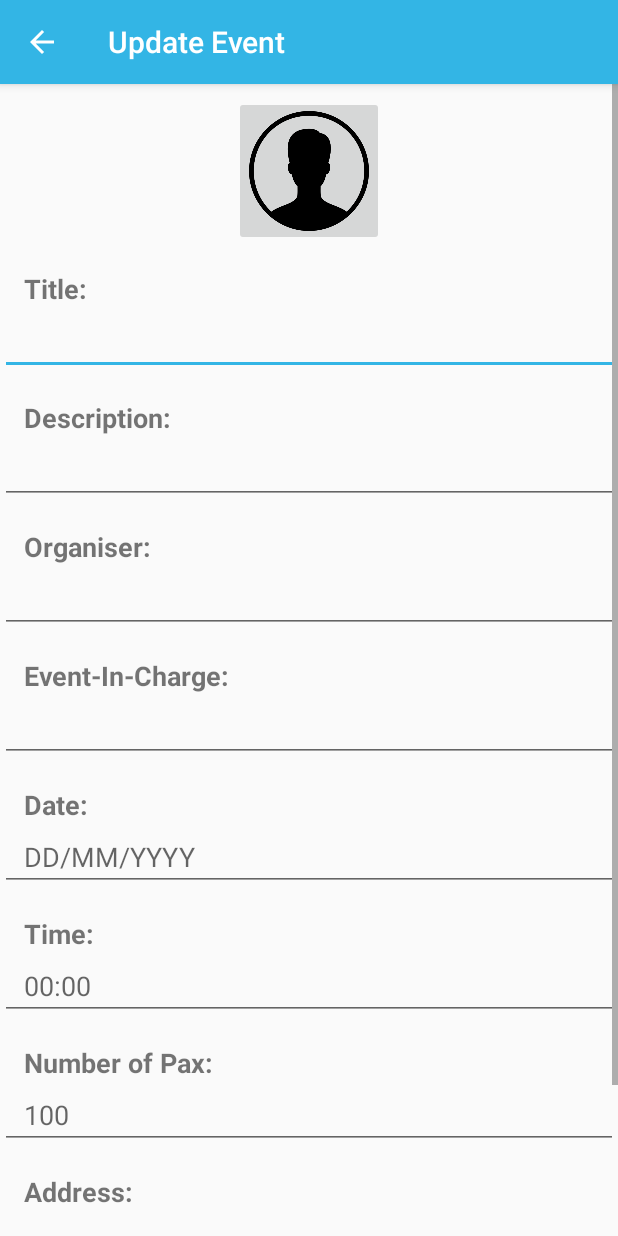
After one commit to Haziqn/Eventful-Organiser, an Android app: the UpdateEvent screen opened directly, with no data from a screen before it, on a phone screen of 412 x 824 dp. The commit adds this screen. Run offline under Robolectric (Android 15) with nearby library versions, the phone set to English and light mode, and no system bars; our stand-ins replace Firebase (no records; nobody signed in at launch, a user with empty details on screens opened directly); pictures from the network do not load; 10 statements that could not run were skipped.

Commit message:
Update Event completed

```diff
--- a/app/build.gradle
+++ b/app/build.gradle
@@ -60,4 +60,5 @@ dependencies {
 
 
 
+
 apply plugin: 'com.google.gms.google-services'
--- a/app/src/main/AndroidManifest.xml
+++ b/app/src/main/AndroidManifest.xml
@@ -25,7 +25,8 @@
         <activity android:name=".Upload_Event" />
         <activity android:name=".SignIn" />
         <activity android:name=".ViewEventDetails" />
-        <activity android:name=".UserAccount"></activity>
+        <activity android:name=".UserAccount" />
+        <activity android:name=".UpdateEvent"></activity>
     </application>
 
 </manifest>
--- a/app/src/main/java/sg/edu/rp/c346/eventful_organiser/EVENT.java
+++ b/app/src/main/java/sg/edu/rp/c346/eventful_organiser/EVENT.java
@@ -17,12 +17,21 @@ public class EVENT {
     private String pax;
     private String status;
     private String timeStamp;
+    private String organiser_name;
+
+    public String getOrganiser_name() {
+        return organiser_name;
+    }
+
+    public void setOrganiser_name(String organiser_name) {
+        this.organiser_name = organiser_name;
+    }
 
     public EVENT() {
 
     }
 
-    public EVENT(String title, String description, String image, String address, String date, String time, String head_chief, String organiser, String pax, String status, String timeStamp) {
+    public EVENT(String title, String description, String image, String address, String date, String time, String head_chief, String organiser, String pax, String status, String timeStamp, String organiser_name) {
         this.title = title;
         this.description = description;
         this.image = image;
@@ -34,6 +43,8 @@ public class EVENT {
         this.pax = pax;
         this.status = status;
         this.timeStamp = timeStamp;
+        this.organiser_name = organiser_name;
+
     }
 
     public String getTitle() {
--- a/app/src/main/java/sg/edu/rp/c346/eventful_organiser/ORGANISER.java
+++ b/app/src/main/java/sg/edu/rp/c346/eventful_organiser/ORGANISER.java
@@ -11,6 +11,10 @@ public class ORGANISER {
     String password;
     String status;
     String user_name;
+
+    public ORGANISER() {
+
+    }
 
     public ORGANISER(String email, String image, String password, String status, String user_name) {
         this.email = email;
--- /dev/null
+++ b/app/src/main/java/sg/edu/rp/c346/eventful_organiser/UpdateEvent.java
@@ -0,0 +1,193 @@
+package sg.edu.rp.c346.eventful_organiser;
+
+import android.content.Intent;
+import android.net.Uri;
+import android.support.annotation.NonNull;
+import android.support.v7.app.AppCompatActivity;
+import android.os.Bundle;
+import android.util.Log;
+import android.view.MenuItem;
+import android.view.View;
+import android.widget.Button;
+import android.widget.EditText;
+import android.widget.ImageButton;
+import android.widget.ImageView;
+import android.widget.TextView;
+import android.widget.Toast;
+
+import com.google.android.gms.tasks.OnCompleteListener;
+import com.google.android.gms.tasks.OnSuccessListener;
+import com.google.android.gms.tasks.Task;
+import com.google.firebase.auth.FirebaseAuth;
+import com.google.firebase.auth.FirebaseUser;
+import com.google.firebase.database.DataSnapshot;
+import com.google.firebase.database.DatabaseError;
+import com.google.firebase.database.DatabaseReference;
+import com.google.firebase.database.FirebaseDatabase;
+import com.google.firebase.database.ValueEventListener;
+import com.google.firebase.storage.FirebaseStorage;
+import com.google.firebase.storage.StorageReference;
+import com.google.firebase.storage.UploadTask;
+
+import org.w3c.dom.Text;
+
+public class UpdateEvent extends AppCompatActivity {
+
+    EditText etTitle;
+    EditText etDesc;
+    EditText etOrganiser;
+    EditText etHeadChief;
+    EditText etDate;
+    EditText etTime;
+    EditText etAddress;
+    EditText etPax;
+    Button btnUpdate;
+    ImageButton imageButton;
+
+    FirebaseAuth mAuth;
+    DatabaseReference mDatabase;
+    StorageReference Storage;
+    private Uri uri = null;
+    public String downloadUrl = "";
+    final int GALLERY_REQUEST = 1;
+
+    @Override
+    protected void onCreate(Bundle savedInstanceState) {
+        super.onCreate(savedInstanceState);
+        setContentView(R.layout.activity_update_event);
+
+        mAuth = FirebaseAuth.getInstance();
+        mDatabase = FirebaseDatabase.getInstance().getReference().child("EVENT");
+        Storage = FirebaseStorage.getInstance().getReference();
+
+        imageButton = (ImageButton) findViewById(R.id.imageButtonUser);
+        etTitle = (EditText)findViewById(R.id.titleH);
+        etDesc = (EditText)findViewById(R.id.descH);
+        etOrganiser = (EditText)findViewById(R.id.organiserH);
+        etHeadChief = (EditText)findViewById(R.id.headChiefH);
+        etDate = (EditText)findViewById(R.id.dateH);
+        etTime = (EditText)findViewById(R.id.timeH);
+        etAddress = (EditText)findViewById(R.id.addressH);
+        etPax = (EditText)findViewById(R.id.etPaxH);
+        btnUpdate = (Button)findViewById(R.id.updateButton);
+
+        DatabaseReference mDatabase = FirebaseDatabase.getInstance().getReference().child("EVENT");
+
+        Intent i = getIntent();
+        final String itemKey = i.getStringExtra("updateKey");
+
+        DatabaseReference mDatabaseRef = mDatabase.child(itemKey);
+        mDatabaseRef.addValueEventListener(new ValueEventListener() {
+            @Override
+            public void onDataChange(DataSnapshot dataSnapshot) {
+                EVENT event = dataSnapshot.getValue(EVENT.class);
+                String title = event.getTitle().toString().trim();
+                String description = event.getDescription().toString().trim();
+                String image = event.getImage().toString().trim();
+                String address = event.getAddress().toString().trim();
+                String head_chief = event.getHead_chief().toString().trim();
+                String pax = event.getPax().toString().trim();
+                String organiser = event.getOrganiser_name().toString().trim();
+                String date = event.getDate().toString().trim();
+                String time = event.getTime().toString().trim();
+                String timestamp = event.getTimeStamp().toString().trim();
+
+                etDate.setText(date);
+                etTime.setText(time);
+                etDesc.setText(description);
+                etOrganiser.setText(organiser);
+                etHeadChief.setText(head_chief);
+                etAddress.setText(address);
+                etTitle.setText(title);
+                etPax.setText(pax);
+
+                getSupportActionBar().setDisplayHomeAsUpEnabled(true);
+
+                getSupportActionBar().setTitle("Update Event");
+
+                imageButton.setOnClickListener(new View.OnClickListener() {
+                    @Override
+                    public void onClick(View view) {
+                        Intent galleryIntent = new Intent(Intent.ACTION_GET_CONTENT);
+                        galleryIntent.setType("image/*");
+                        startActivityForResult(galleryIntent, GALLERY_REQUEST);
+                    }
+                });
+
+                btnUpdate.setOnClickListener(new View.OnClickListener() {
+                    @Override
+                    public void onClick(View view) {
+                        updateUserInfo();
+                    }
+                });
+
+
+            }
+
+            @Override
+            public void onCancelled(DatabaseError databaseError) {
+
+            }
+        });
+    }
+
+    public void updateUserInfo() {
+        Toast.makeText(UpdateEvent.this, "in update", Toast.LENGTH_SHORT).show();
+        final String title = etTitle.getText().toString();
+        final String desc = etDesc.getText().toString();
+        String address = etAddress.getText().toString();
+        String headchief = etHeadChief.getText().toString();
+        String pax = etPax.getText().toString();
+        String organiser = etOrganiser.getText().toString();
+        String date = etDate.getText().toString();
+        String time = etTime.getText().toString();
+        Intent i = getIntent();
+        final String itemKey = i.getStringExtra("updateKey");
+
+        if (uri != null) {
+                        mDatabase.child(itemKey).child("address").setValue(address);
+                        mDatabase.child(itemKey).child("date").setValue(date);
+                        mDatabase.child(itemKey).child("description").setValue(desc);
+                        mDatabase.child(itemKey).child("head_chief").setValue(headchief);
+                        mDatabase.child(itemKey).child("organiser_name").setValue(organiser);
+                        mDatabase.child(itemKey).child("pax").setValue(pax);
+                        mDatabase.child(itemKey).child("time").setValue(time);
+                        mDatabase.child(itemKey).child("title").setValue(title);
+
+                        StorageReference filepath = Storage.child("image").child(uri.getLastPathSegment());
+
+                        filepath.putFile(uri).addOnSuccessListener(new OnSuccessListener<UploadTask.TaskSnapshot>() {
+                            @Override
+                            public void onSuccess(UploadTask.TaskSnapshot taskSnapshot) {
+                                downloadUrl = taskSnapshot.getDownloadUrl().toString();
+                                mDatabase.child(itemKey).child("image").setValue(downloadUrl);
+                                finish();
+
+                            }
+                        });
+                        Intent intent = new Intent(UpdateEvent.this, ViewEventDetails.class);
+                        startActivity(intent);
+        }
+    }
+
+    protected void onActivityResult(int requestCode, int resultCode, Intent data) {
+        super.onActivityResult(requestCode, resultCode, data);
+
+        if (requestCode == GALLERY_REQUEST && resultCode == RESULT_OK) {
+
+            uri = data.getData();
+
+            imageButton.setImageURI(uri);
+        }
+    }
+
+    @Override
+    public boolean onOptionsItemSelected(MenuItem item) {
+        switch (item.getItemId()) {
+            case android.R.id.home:
+                finish();
+                return true;
+        }
+        return super.onOptionsItemSelected(item);
+    }
+}
--- a/app/src/main/java/sg/edu/rp/c346/eventful_organiser/Upload_Event.java
+++ b/app/src/main/java/sg/edu/rp/c346/eventful_organiser/Upload_Event.java
@@ -45,6 +45,7 @@ public class Upload_Event extends AppCompatActivity {
     StorageReference Storage;
     private Uri uri = null;
     final int GALLERY_REQUEST = 1;
+    String user_id = "";
 
     ProgressDialog Progress;
 
@@ -56,6 +57,7 @@ public class Upload_Event extends AppCompatActivity {
         mAuth = FirebaseAuth.getInstance();
         mDatabase = FirebaseDatabase.getInstance().getReference().child("EVENT");
         Storage = FirebaseStorage.getInstance().getReference();
+        user_id = mAuth.getCurrentUser().getUid();
 
         imageButton = (ImageButton) findViewById(R.id.imageButtonUser);
         etTitle = (EditText)findViewById(R.id.titleH);
@@ -114,7 +116,8 @@ public class Upload_Event extends AppCompatActivity {
             mPost.child("time").setValue(time_val);
             mPost.child("description").setValue(desc_val);
             mPost.child("head_chief").setValue(headChief_val);
-            mPost.child("organiser").setValue(organiser_val);
+            mPost.child("organiser_name").setValue(organiser_val);
+            mPost.child("organiser").setValue(user_id);
             mPost.child("pax").setValue(pax_val);
             mPost.child("title").setValue(title_val);
             mPost.child("status").setValue("active");
--- a/app/src/main/java/sg/edu/rp/c346/eventful_organiser/UserAccount.java
+++ b/app/src/main/java/sg/edu/rp/c346/eventful_organiser/UserAccount.java
@@ -72,28 +72,28 @@ public class UserAccount extends AppCompatActivity {
 
         DatabaseReference mDatabaseRef = mDatabase.child(uid);
 
-//        mDatabaseRef.addValueEventListener(new ValueEventListener() {
-//            @Override
-//            public void onDataChange(DataSnapshot dataSnapshot) {
-//                ORGANISER organiser = dataSnapshot.getValue(ORGANISER.class);
-//                String email = organiser.getEmail().toString().trim();
-//                String username = organiser.getUser_name().toString().trim();
-//                SharedPreferences prefs = getSharedPreferences(MY_PREFS_NAME, MODE_PRIVATE);
-//                String password = prefs.getString("password", "");
-////                String image = participant.getImage().toString().trim();
-//
-//                editEmail.setText(email);
-//                editName.setText(username);
-//                editPassword.setText(password);
-////                Picasso.with(UserAccount.this).load(image).into(imageButton);
-//
-//            }
-//
-//            @Override
-//            public void onCancelled(DatabaseError databaseError) {
-//
-//            }
-//        });
+        mDatabaseRef.addValueEventListener(new ValueEventListener() {
+            @Override
+            public void onDataChange(DataSnapshot dataSnapshot) {
+                ORGANISER organiser = dataSnapshot.getValue(ORGANISER.class);
+                String email = organiser.getEmail().toString().trim();
+                String username = organiser.getUser_name().toString().trim();
+                SharedPreferences prefs = getSharedPreferences(MY_PREFS_NAME, MODE_PRIVATE);
+                String password = prefs.getString("password", "");
+//                String image = participant.getImage().toString().trim();
+
+                editEmail.setText(email);
+                editName.setText(username);
+                editPassword.setText(password);
+//                Picasso.with(UserAccount.this).load(image).into(imageButton);
+
+            }
+
+            @Override
+            public void onCancelled(DatabaseError databaseError) {
+
+            }
+        });
 
         buttonUpdate.setOnClickListener(new View.OnClickListener() {
             @Override
--- a/app/src/main/java/sg/edu/rp/c346/eventful_organiser/ViewEventDetails.java
+++ b/app/src/main/java/sg/edu/rp/c346/eventful_organiser/ViewEventDetails.java
@@ -5,6 +5,8 @@ import android.support.v7.app.AppCompatActivity;
 import android.os.Bundle;
 import android.view.Menu;
 import android.view.MenuItem;
+import android.view.View;
+import android.widget.Button;
 import android.widget.ImageView;
 import android.widget.TextView;
 
@@ -13,11 +15,13 @@ import com.google.firebase.database.DatabaseError;
 import com.google.firebase.database.DatabaseReference;
 import com.google.firebase.database.FirebaseDatabase;
 import com.google.firebase.database.ValueEventListener;
+import com.squareup.picasso.Picasso;
 
 public class ViewEventDetails extends AppCompatActivity {
 
     TextView tvAddress, tvDesc, tvDate, tvTime, tvOrganiser, tvHeadChief;
     ImageView imageView;
+    Button btnUpdate;
 
     @Override
     protected void onCreate(Bundle savedInstanceState) {
@@ -31,11 +35,12 @@ public class ViewEventDetails extends AppCompatActivity {
         tvHeadChief = (TextView)findViewById(R.id.tvHeadChief);
         imageView = (ImageView)findViewById(R.id.imageView2);
         tvAddress = (TextView)findViewById(R.id.tvAddress);
+        btnUpdate = (Button)findViewById(R.id.btnUpdate);
 
         DatabaseReference mDatabase = FirebaseDatabase.getInstance().getReference().child("EVENT");
 
         Intent i = getIntent();
-        String itemKey = i.getStringExtra("key");
+        final String itemKey = i.getStringExtra("key");
 
         DatabaseReference mDatabaseRef = mDatabase.child(itemKey);
         mDatabaseRef.addValueEventListener(new ValueEventListener() {
@@ -52,13 +57,15 @@ public class ViewEventDetails extends AppCompatActivity {
                 String date = event.getDate().toString().trim();
                 String time = event.getTime().toString().trim();
                 String timestamp = event.getTimeStamp().toString().trim();
+                String organiser_name = event.getOrganiser_name().toString().trim();
 
                 tvDate.setText("Date: " + date);
                 tvTime.setText("Time: " + time);
                 tvDesc.setText(description);
-                tvOrganiser.setText("Organiser: " + organiser);
+                tvOrganiser.setText("Organiser: " + organiser_name);
                 tvHeadChief.setText("Event-in-charge: " + head_chief);
                 tvAddress.setText("Location: " + "\n" + address);
+                Picasso.with(getBaseContext()).load(image).into(imageView);
 
                 getSupportActionBar().setDisplayHomeAsUpEnabled(true);
 
@@ -73,6 +80,15 @@ public class ViewEventDetails extends AppCompatActivity {
 
             }
         });
+
+        btnUpdate.setOnClickListener(new View.OnClickListener() {
+            @Override
+            public void onClick(View v) {
+                Intent intent = new Intent(ViewEventDetails.this, UpdateEvent.class);
+                intent.putExtra("updateKey", itemKey);
+                startActivity(intent);
+            }
+        });
     }
 
     @Override
--- /dev/null
+++ b/app/src/main/res/layout/activity_update_event.xml
@@ -0,0 +1,214 @@
+<?xml version="1.0" encoding="utf-8"?>
+<LinearLayout xmlns:android="http://schemas.android.com/apk/res/android"
+    xmlns:app="http://schemas.android.com/apk/res-auto"
+    xmlns:tools="http://schemas.android.com/tools"
+    android:layout_width="match_parent"
+    android:layout_height="match_parent"
+    android:orientation="vertical"
+    tools:context="sg.edu.rp.c346.eventful_organiser.UpdateEvent">
+
+    <ScrollView
+        android:layout_width="match_parent"
+        android:layout_height="match_parent">
+
+        <LinearLayout
+            android:layout_width="match_parent"
+            android:layout_height="wrap_content"
+            android:orientation="vertical">
+
+            <ImageButton
+                android:id="@+id/imageButtonUser"
+                android:layout_width="100dp"
+                android:layout_height="100dp"
+                android:layout_gravity="center"
+                android:layout_marginEnd="8dp"
+                android:layout_marginLeft="8dp"
+                android:layout_marginRight="8dp"
+                android:layout_marginStart="8dp"
+                android:layout_marginTop="8dp"
+                android:scaleType="centerCrop"
+                app:srcCompat="@drawable/user_male2_512" />
+
+            <TextView
+                android:id="@+id/textView3"
+                android:layout_width="match_parent"
+                android:layout_height="wrap_content"
+                android:paddingLeft="16dp"
+                android:paddingRight="16dp"
+                android:paddingTop="16dp"
+                android:text="Title:"
+                android:textSize="18sp"
+                android:textStyle="bold" />
+
+            <EditText
+                android:id="@+id/titleH"
+                android:layout_width="match_parent"
+                android:layout_height="wrap_content"
+                android:layout_below="@+id/imageSelect"
+                android:ems="10"
+                android:inputType="textPersonName"
+                android:paddingLeft="16dp"
+                android:paddingRight="16dp"
+                android:singleLine="true" />
+
+            <TextView
+                android:id="@+id/textView4"
+                android:layout_width="match_parent"
+                android:layout_height="wrap_content"
+                android:paddingLeft="16dp"
+                android:paddingRight="16dp"
+                android:paddingTop="16dp"
+                android:text="Description:"
+                android:textSize="18sp"
+                android:textStyle="bold" />
+
+            <EditText
+                android:id="@+id/descH"
+                android:layout_width="match_parent"
+                android:layout_height="wrap_content"
+                android:layout_below="@+id/titleH"
+                android:ems="10"
+                android:inputType="textMultiLine"
+                android:paddingLeft="16dp"
+                android:paddingRight="16dp" />
+
+            <TextView
+                android:id="@+id/textView5"
+                android:layout_width="match_parent"
+                android:layout_height="wrap_content"
+                android:paddingLeft="16dp"
+                android:paddingRight="16dp"
+                android:paddingTop="16dp"
+                android:text="Organiser:"
+                android:textSize="18sp"
+                android:textStyle="bold" />
+
+            <EditText
+                android:id="@+id/organiserH"
+                android:layout_width="match_parent"
+                android:layout_height="wrap_content"
+                android:ems="10"
+                android:inputType="textPersonName"
+                android:paddingLeft="16dp"
+                android:paddingRight="16dp" />
+
+            <TextView
+                android:id="@+id/textView6"
+                android:layout_width="match_parent"
+                android:layout_height="wrap_content"
+                android:paddingLeft="16dp"
+                android:paddingRight="16dp"
+                android:paddingTop="16dp"
+                android:text="Event-In-Charge:"
+                android:textSize="18sp"
+                android:textStyle="bold" />
+
+            <EditText
+                android:id="@+id/headChiefH"
+                android:layout_width="match_parent"
+                android:layout_height="wrap_content"
+                android:ems="10"
+                android:inputType="textPersonName"
+                android:paddingLeft="16dp"
+                android:paddingRight="16dp" />
+
+            <TextView
+                android:id="@+id/textView7"
+                android:layout_width="match_parent"
+                android:layout_height="wrap_content"
+                android:paddingLeft="16dp"
+                android:paddingRight="16dp"
+                android:paddingTop="16dp"
+                android:text="Date:"
+                android:textSize="18sp"
+                android:textStyle="bold" />
+
+            <EditText
+                android:id="@+id/dateH"
+                android:layout_width="match_parent"
+                android:layout_height="wrap_content"
+                android:ems="10"
+                android:hint="DD/MM/YYYY"
+                android:inputType="date"
+                android:paddingLeft="16dp"
+                android:paddingRight="16dp" />
+
+            <TextView
+                android:id="@+id/textView8"
+                android:layout_width="match_parent"
+                android:layout_height="wrap_content"
+                android:paddingLeft="16dp"
+                android:paddingRight="16dp"
+                android:paddingTop="16dp"
+                android:text="Time:"
+                android:textSize="18sp"
+                android:textStyle="bold" />
+
+            <EditText
+                android:id="@+id/timeH"
+                android:layout_width="match_parent"
+                android:layout_height="wrap_content"
+                android:ems="10"
+                android:hint="00:00"
+                android:inputType="time"
+                android:paddingLeft="16dp"
+                android:paddingRight="16dp" />
+
+            <TextView
+                android:id="@+id/textView10"
+                android:layout_width="match_parent"
+                android:layout_height="wrap_content"
+                android:paddingLeft="16dp"
+                android:paddingRight="16dp"
+                android:paddingTop="16dp"
+                android:text="Number of Pax:"
+                android:textSize="18sp"
+                android:textStyle="bold" />
+
+            <EditText
+                android:id="@+id/etPaxH"
+                android:layout_width="match_parent"
+                android:layout_height="wrap_content"
+                android:ems="10"
+                android:hint="100"
+                android:inputType="number"
+                android:paddingLeft="16dp"
+                android:paddingRight="16dp" />
+
+            <TextView
+                android:id="@+id/textView9"
+                android:layout_width="match_parent"
+                android:layout_height="wrap_content"
+                android:paddingLeft="16dp"
+                android:paddingRight="16dp"
+                android:paddingTop="16dp"
+                android:text="Address:"
+                android:textSize="18sp"
+                android:textStyle="bold" />
+
+            <EditText
+                android:id="@+id/addressH"
+                android:layout_width="match_parent"
+                android:layout_height="wrap_content"
+                android:ems="10"
+                android:inputType="textMultiLine"
+                android:paddingLeft="16dp"
+                android:paddingRight="16dp" />
+
+            <Button
+                android:id="@+id/updateButton"
+                android:layout_width="match_parent"
+                android:layout_height="wrap_content"
+                android:layout_alignParentBottom="true"
+                android:layout_centerHorizontal="true"
+                android:layout_marginTop="40dp"
+                android:background="@color/colorPrimary"
+                android:paddingLeft="16dp"
+                android:paddingRight="16dp"
+                android:text="Update Event"
+                android:textColor="@color/cardview_light_background" />
+
+        </LinearLayout>
+    </ScrollView>
+
+</LinearLayout>
--- a/app/src/main/res/layout/activity_view_event_details.xml
+++ b/app/src/main/res/layout/activity_view_event_details.xml
@@ -22,6 +22,7 @@
                 android:id="@+id/imageView2"
                 android:layout_width="match_parent"
                 android:layout_height="205dp"
+                android:paddingTop="15dp"
                 app:srcCompat="@drawable/default_event" />
 
             <TextView
--- a/app/src/main/res/layout/row.xml
+++ b/app/src/main/res/layout/row.xml
@@ -40,6 +40,8 @@
             android:id="@+id/post_TS"
             android:layout_width="match_parent"
             android:layout_height="wrap_content"
+            android:paddingBottom="15dp"
+            android:paddingLeft="15dp"
             android:text="Post timestamp goes here" />
     </LinearLayout>
 
```
